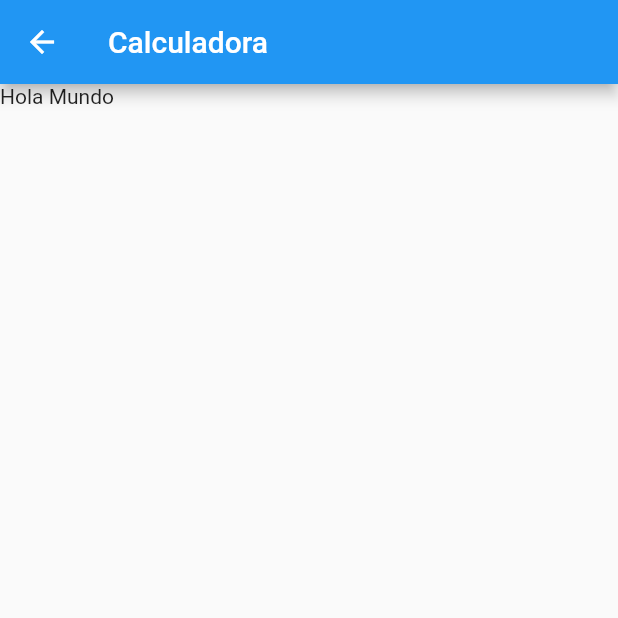
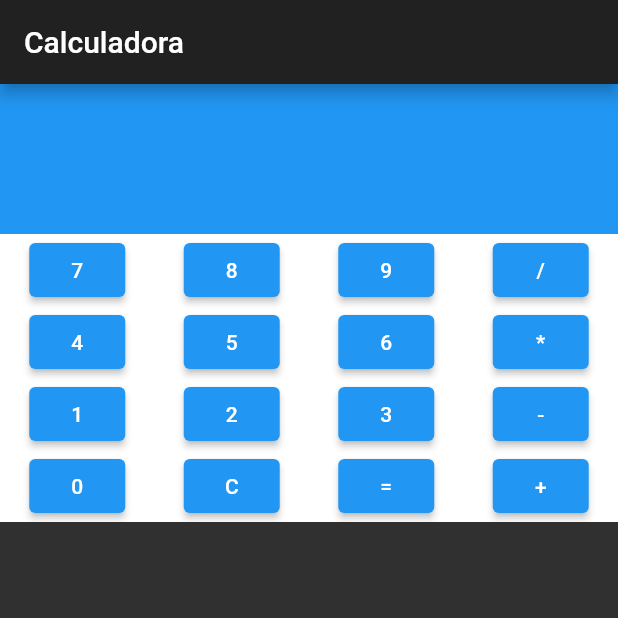
Before and after one commit to ElkinMoreno01226/Calculadora, a Flutter app: the HomePage screen opened directly, on a phone screen of 412 x 824 dp, the top half of it. Run offline on Flutter 3.47's test engine with Material 2 defaults, Android fonts, the phone set to English and light mode, and no system bars.

Commit message:
Agregar los botones de los numeros

```diff
--- a/calculadora/lib/home-page.dart
+++ /dev/null
@@ -1,20 +0,0 @@
-import 'package:flutter/material.dart';
-
-class HomePage extends StatefulWidget {
-  @override
-  _HomePageState createState() => _HomePageState();
-}
-
-class _HomePageState extends State<HomePage> {
-  @override
-  Widget build(BuildContext context) {
-    return Scaffold(
-      appBar: AppBar(
-        title: Text('Calculadora'),
-      ),
-      body: Container(
-        child: Text('Hola Mundo'),
-      ),
-    );
-  }
-}
--- /dev/null
+++ b/calculadora/lib/page/home-page.dart
@@ -0,0 +1,73 @@
+import 'package:flutter/material.dart';
+
+class HomePage extends StatefulWidget {
+  @override
+  _HomePageState createState() => _HomePageState();
+}
+
+class _HomePageState extends State<HomePage> {
+  @override
+  Widget build(BuildContext context) {
+    return Scaffold(
+      appBar: AppBar(
+        title: Text('Calculadora'),
+      ),
+      body: _body(),
+    );
+  }
+
+  Widget _body() {
+    return Column(
+      children: [
+        Container(
+          color: Colors.red,
+        ),
+        Container(
+          color: Colors.blue,
+          height: 100,
+        ),
+        Container(
+          color: Colors.white,
+          child: Column(children: [
+            Row(
+              mainAxisAlignment: MainAxisAlignment.spaceAround,
+              children: [
+                ElevatedButton(onPressed: () {}, child: Text('7')),
+                ElevatedButton(onPressed: () {}, child: Text('8')),
+                ElevatedButton(onPressed: () {}, child: Text('9')),
+                ElevatedButton(onPressed: () {}, child: Text('/')),
+              ],
+            ),
+            Row(
+              mainAxisAlignment: MainAxisAlignment.spaceAround,
+              children: [
+                ElevatedButton(onPressed: () {}, child: Text('4')),
+                ElevatedButton(onPressed: () {}, child: Text('5')),
+                ElevatedButton(onPressed: () {}, child: Text('6')),
+                ElevatedButton(onPressed: () {}, child: Text('*')),
+              ],
+            ),
+            Row(
+              mainAxisAlignment: MainAxisAlignment.spaceAround,
+              children: [
+                ElevatedButton(onPressed: () {}, child: Text('1')),
+                ElevatedButton(onPressed: () {}, child: Text('2')),
+                ElevatedButton(onPressed: () {}, child: Text('3')),
+                ElevatedButton(onPressed: () {}, child: Text('-')),
+              ],
+            ),
+            Row(
+              mainAxisAlignment: MainAxisAlignment.spaceAround,
+              children: [
+                ElevatedButton(onPressed: () {}, child: Text('0')),
+                ElevatedButton(onPressed: () {}, child: Text('C')),
+                ElevatedButton(onPressed: () {}, child: Text('=')),
+                ElevatedButton(onPressed: () {}, child: Text('+')),
+              ],
+            )
+          ]),
+        ),
+      ],
+    );
+  }
+}
```
Also changed, not shown: calculadora/lib/main.dart (+5 -100 lines).
